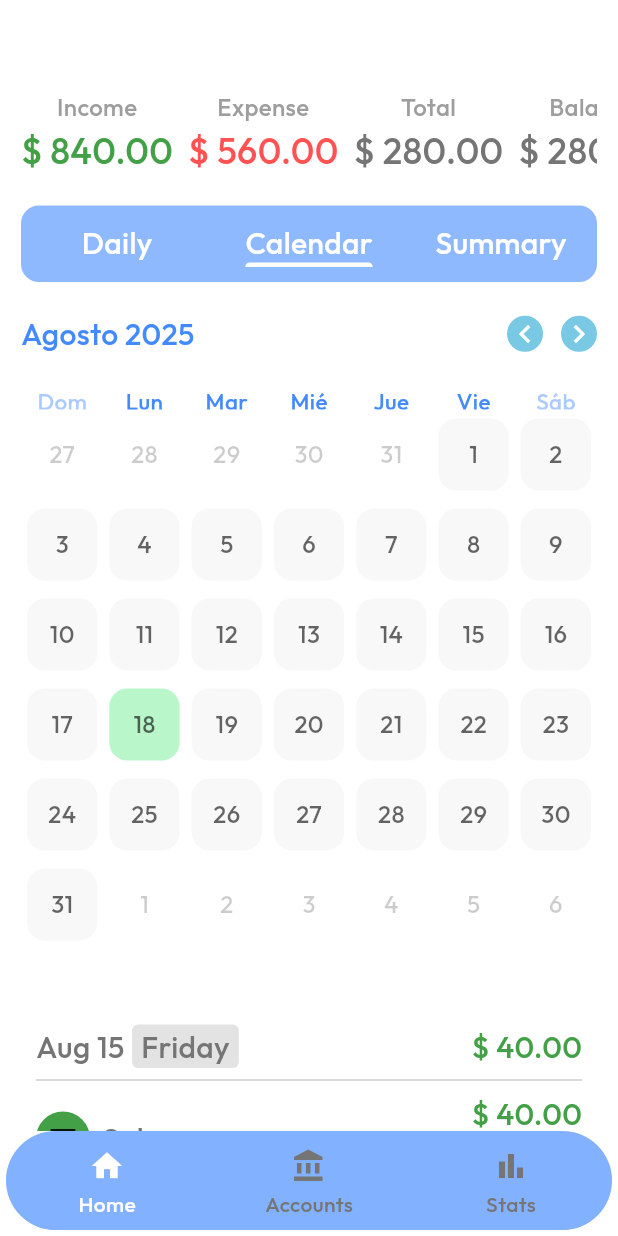
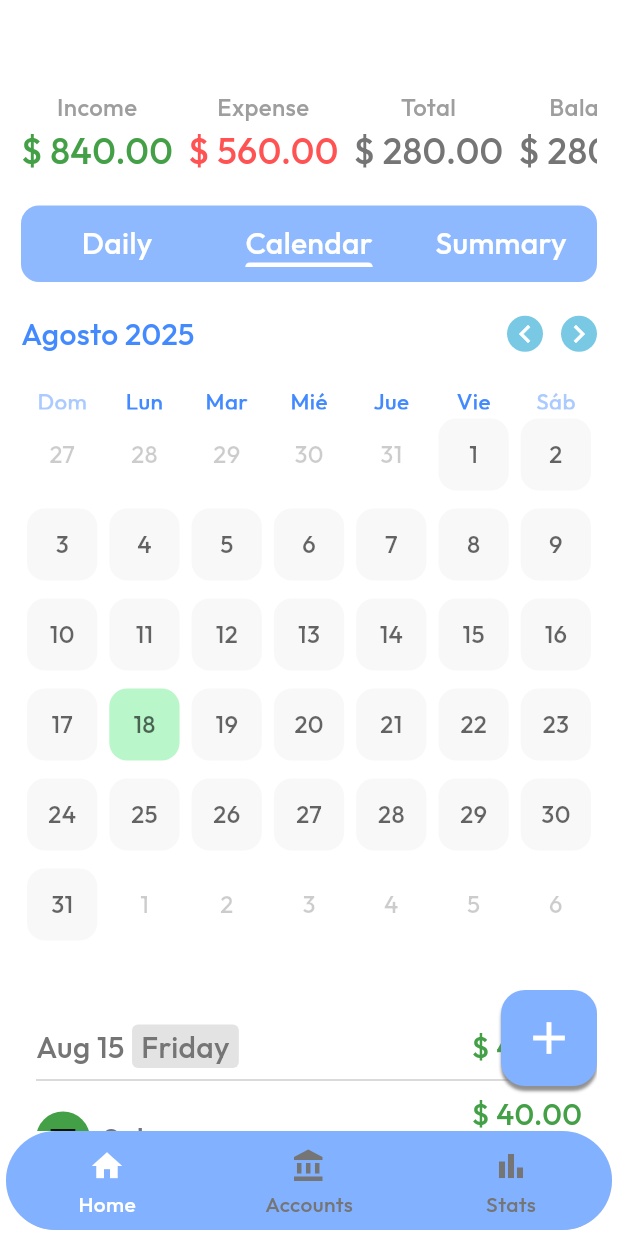
Before and after one commit to DrkDsk/FlutterMoneyManager, a Flutter app: the HomeScreen screen opened directly, on a phone screen of 412 x 824 dp. Run offline on Flutter 3.47's test engine with Material 3 defaults, Android fonts, the phone set to English and light mode, and no system bars; drawn by our look-alikes of table_calendar; our stand-ins replace bloc, flutter_bloc, flutter_svg, get_it, lottie.

Commit message:
feat: button added

```diff
--- /dev/null
+++ b/lib/src/features/home/ui/widgets/add_summary_button.dart
@@ -0,0 +1,32 @@
+import 'package:flutter/material.dart';
+
+class AddSummaryButton extends StatelessWidget {
+  const AddSummaryButton({
+    super.key,
+  });
+
+  @override
+  Widget build(BuildContext context) {
+
+    final theme = Theme.of(context);
+
+    return GestureDetector(
+      onTap: () {},
+      child: Container(
+        padding: const EdgeInsets.all(14),
+        decoration: BoxDecoration(
+            color: Colors.blueAccent.shade100,
+            borderRadius: BorderRadius.circular(16),
+            boxShadow: [
+              BoxShadow(
+                color: theme.colorScheme.onPrimary.withOpacity(0.80),
+                offset: const Offset(0, 3),
+                blurRadius: 1,
+              )
+            ]
+        ),
+        child: Icon(Icons.add, size: 36, color: theme.colorScheme.primary),
+      ),
+    );
+  }
+}
--- a/lib/src/features/home/ui/widgets/calendar_page.dart
+++ b/lib/src/features/home/ui/widgets/calendar_page.dart
@@ -1,5 +1,6 @@
 import 'package:flutter/material.dart';
 import 'package:flutter_money_manager/src/core/shared/home/ui/widgets/body_calendar.dart';
+import 'package:flutter_money_manager/src/features/home/ui/widgets/add_summary_button.dart';
 import 'package:flutter_money_manager/src/features/home/ui/widgets/expense_list.dart';
 
 class CalendarPage extends StatelessWidget {
@@ -8,7 +9,9 @@ class CalendarPage extends StatelessWidget {
   @override
   Widget build(BuildContext context) {
 
-    return const SingleChildScrollView(
+    return const Stack(
+      children: [
+        SingleChildScrollView(
           child: Column(
             children: [
               BodyCalendar(),
@@ -19,6 +22,13 @@ class CalendarPage extends StatelessWidget {
               )
             ],
           ),
+        ),
+        Positioned(
+          bottom: 30,
+          right: 0,
+          child: AddSummaryButton()
+        )
+      ],
     );
   }
 }
```
Also changed, not shown: lib/src/features/home/ui/widgets/daily_balance_widget.dart (+5 -19 lines). Lines whose indentation alone changed are shown as unchanged.
